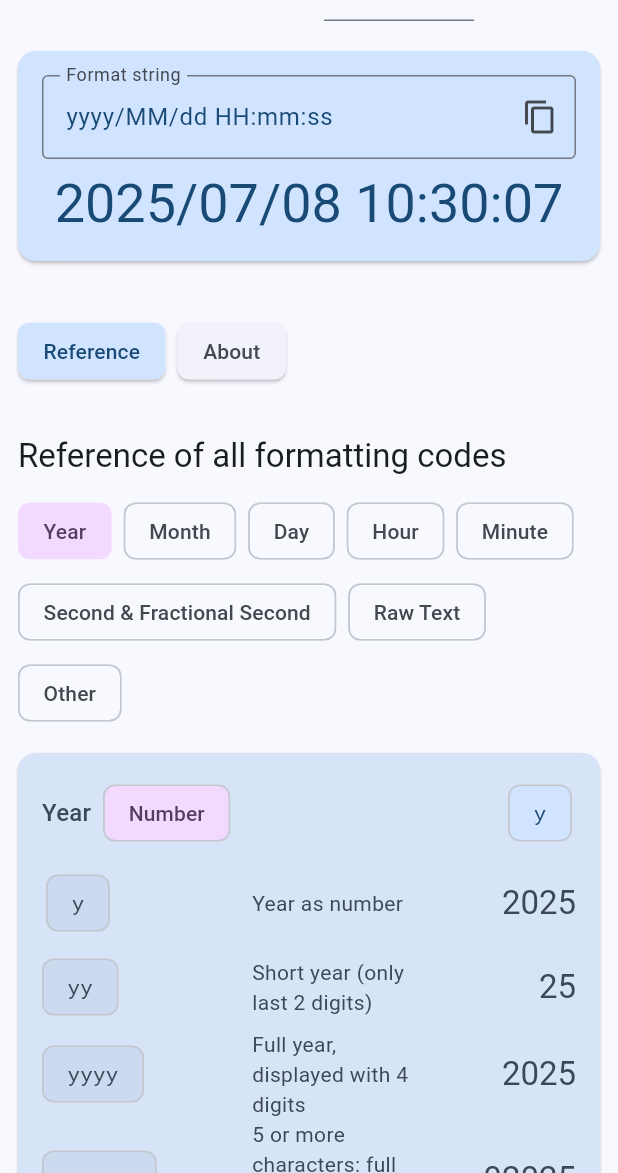
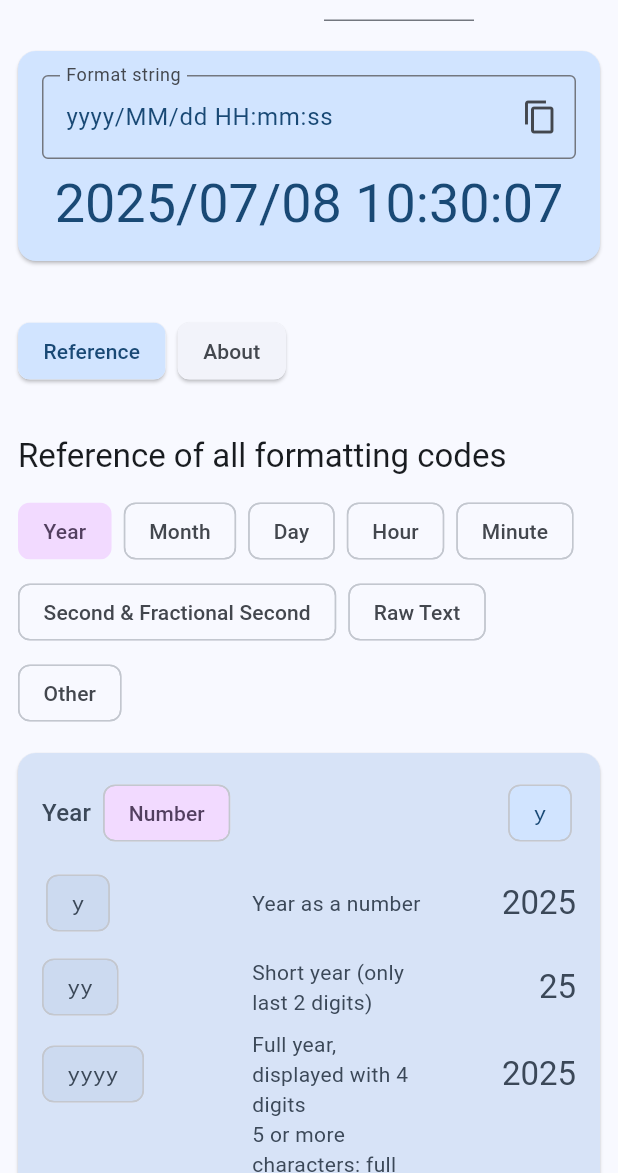
Before and after one commit to ffelixm/date-format-playground, a Flutter app: the screen it shows after launch, on a phone screen of 412 x 824 dp, the part 63-1236 px from its top. Run offline on Flutter 3.47's test engine with Material 3 defaults, Android fonts, the phone set to English and light mode, and no system bars; our stand-ins replace shared_preferences.

Commit message:
Improve reference descriptions

```diff
--- a/lib/data/reference_data.dart
+++ b/lib/data/reference_data.dart
@@ -28,10 +28,10 @@ List<ReferenceSectionCardData> getReferenceSectionCardData(ReferenceSectionSubse
     ReferenceSectionCardData(
       "Year", FormatType.number, "y",
       [
-        ReferenceSectionCardRowData("y", "Year as number"),
+        ReferenceSectionCardRowData("y", "Year as a number"),
         ReferenceSectionCardRowData("yy", "Short year (only last 2 digits)"),
         ReferenceSectionCardRowData("yyyy", "Full year, displayed with 4 digits"),
-        ReferenceSectionCardRowData("yyyyy", "5 or more characters: full year padded with leading zeros"),
+        ReferenceSectionCardRowData("yyyyy", "5 or more characters: full year as a number with at least n digits, padded with leading zeros"),
       ],
     ),
   ],
@@ -39,12 +39,12 @@ List<ReferenceSectionCardData> getReferenceSectionCardData(ReferenceSectionSubse
     ReferenceSectionCardData(
       "Month", FormatType.textAndNumber, "M",
       [
-        ReferenceSectionCardRowData("M", "Month in year as number"),
-        ReferenceSectionCardRowData("MM", "Month in year as 2-digit number with leading zero"),
+        ReferenceSectionCardRowData("M", "Month in year as a number"),
+        ReferenceSectionCardRowData("MM", "Month in year as a 2-digit number with leading zero"),
         ReferenceSectionCardRowData("MMM", "Short form of month name (3 letters)"),
         ReferenceSectionCardRowData("MMMM", "Long name of month"),
         ReferenceSectionCardRowData("MMMMM", "First letter of month name"),
-        ReferenceSectionCardRowData("MMMMMM", "6 or more characters: month in year as number padded with leading zeros"),
+        ReferenceSectionCardRowData("MMMMMM", "6 or more characters: month in year with at least n digits, padded with leading zeros"),
       ],
     ),
     ReferenceSectionCardData(
@@ -60,8 +60,8 @@ List<ReferenceSectionCardData> getReferenceSectionCardData(ReferenceSectionSubse
     ReferenceSectionCardData(
       "Day", FormatType.number, "d",
       [
-        ReferenceSectionCardRowData("d", "Day in month as number"),
-        ReferenceSectionCardRowData("dd", "2 or more characters: day in month as number with at least n digits, paddded with leading zeros if necessary"),
+        ReferenceSectionCardRowData("d", "Day in month as a number"),
+        ReferenceSectionCardRowData("dd", "2 or more characters: day in month as a number with at least n digits, padded with leading zeros if necessary"),
       ],
     ),
     ReferenceSectionCardData(
@@ -75,8 +75,8 @@ List<ReferenceSectionCardData> getReferenceSectionCardData(ReferenceSectionSubse
     ReferenceSectionCardData(
       "Weekday", FormatType.text, "E",
       [
-        ReferenceSectionCardRowData("E", "Short form of EEE; displays short weekday name (3 letters)"),
-        ReferenceSectionCardRowData("EEE", "Short and abbreviated weekday name"),
+        ReferenceSectionCardRowData("E", "Short form of EEE; displays short weekday name"),
+        ReferenceSectionCardRowData("EEE", "Short weekday name"),
         ReferenceSectionCardRowData("EEEE", "Long weekday name"),
         ReferenceSectionCardRowData("EEEEE", "First letter of weekday name"),
       ],
@@ -84,8 +84,8 @@ List<ReferenceSectionCardData> getReferenceSectionCardData(ReferenceSectionSubse
     ReferenceSectionCardData(
       "Day in year", FormatType.text, "D",
       [
-        ReferenceSectionCardRowData("D", "Day in year as number"),
-        ReferenceSectionCardRowData("DDDD", "2 or more characters: day in year as number with at least n digits, paddded with leading zeros if necessary"),
+        ReferenceSectionCardRowData("D", "Day in year as a number"),
+        ReferenceSectionCardRowData("DDDD", "2 or more characters: day in year as a number with at least n digits, padded with leading zeros if necessary"),
       ],
     ),
   ],
@@ -93,19 +93,19 @@ List<ReferenceSectionCardData> getReferenceSectionCardData(ReferenceSectionSubse
     ReferenceSectionCardData(
       "Hour in am/pm", FormatType.number, "h/K",
       [
-        ReferenceSectionCardRowData("h", "Hour in am/pm as number (1-12)"),
-        ReferenceSectionCardRowData("hh", "2 or more characters: hour in am/pm (1-12) as number with at least n digits, paddded with leading zeros if necessary"),
-        ReferenceSectionCardRowData("K", "Hour in am/pm as number (0-11)"),
-        ReferenceSectionCardRowData("KK", "2 or more characters: hour in am/pm (0-11) as number with at least n digits, paddded with leading zeros if necessary"),
+        ReferenceSectionCardRowData("h", "Hour in am/pm as a number (1-12)"),
+        ReferenceSectionCardRowData("hh", "2 or more characters: hour in am/pm (1-12) as a number with at least n digits, padded with leading zeros if necessary"),
+        ReferenceSectionCardRowData("K", "Hour in am/pm as a number (0-11)"),
+        ReferenceSectionCardRowData("KK", "2 or more characters: hour in am/pm (0-11) as a number with at least n digits, padded with leading zeros if necessary"),
       ],
     ),
     ReferenceSectionCardData(
       "Hour in day", FormatType.number, "H/k",
       [
-        ReferenceSectionCardRowData("H", "Hour in day as number (0-23)"),
-        ReferenceSectionCardRowData("HH", "2 or more characters: hour in day (0-23) as number with at least n digits, paddded with leading zeros if necessary"),
-        ReferenceSectionCardRowData("k", "Hour in day as number (1-24)"),
-        ReferenceSectionCardRowData("kk", "2 or more characters: hour in day (1-24) as number with at least n digits, paddded with leading zeros if necessary"),
+        ReferenceSectionCardRowData("H", "Hour in day as a number (0-23)"),
+        ReferenceSectionCardRowData("HH", "2 or more characters: hour in day (0-23) as a number with at least n digits, padded with leading zeros if necessary"),
+        ReferenceSectionCardRowData("k", "Hour in day as a number (1-24)"),
+        ReferenceSectionCardRowData("kk", "2 or more characters: hour in day (1-24) as a number with at least n digits, padded with leading zeros if necessary"),
       ],
     ),
   ],
@@ -113,8 +113,8 @@ List<ReferenceSectionCardData> getReferenceSectionCardData(ReferenceSectionSubse
     ReferenceSectionCardData(
       "Minute", FormatType.number, "m",
       [
-        ReferenceSectionCardRowData("m", "Minute in hour as number"),
-        ReferenceSectionCardRowData("mm", "2 or more characters: minute in hour as number with at least n digits, paddded with leading zeros if necessary"),
+        ReferenceSectionCardRowData("m", "Minute in hour as a number"),
+        ReferenceSectionCardRowData("mm", "2 or more characters: minute in hour as a number with at least n digits, padded with leading zeros if necessary"),
       ],
     ),
   ],
@@ -122,16 +122,16 @@ List<ReferenceSectionCardData> getReferenceSectionCardData(ReferenceSectionSubse
     ReferenceSectionCardData(
       "Second", FormatType.number, "s",
       [
-        ReferenceSectionCardRowData("s", "Second in minute as number"),
-        ReferenceSectionCardRowData("ss", "2 or more characters: second in minute as number with at least n digits, paddded with leading zeros if necessary"),
+        ReferenceSectionCardRowData("s", "Second in minute as a number"),
+        ReferenceSectionCardRowData("ss", "2 or more characters: second in minute as a number with at least n digits, padded with leading zeros if necessary"),
       ],
     ),
     ReferenceSectionCardData(
       "Fractional second", FormatType.number, "S",
       [
-        ReferenceSectionCardRowData("S", "Short form of SSS; displays fractional seconds as 3-digit number"),
-        ReferenceSectionCardRowData("SSS", "Fractional second as 3-digit number"),
-        ReferenceSectionCardRowData("SSSS", "4 or more characters: fractional second as 3-digit number with trailing zeros"),
+        ReferenceSectionCardRowData("S", "Short form of SSS; displays fractional seconds as a 3-digit number"),
+        ReferenceSectionCardRowData("SSS", "Fractional second as a 3-digit number"),
+        ReferenceSectionCardRowData("SSSS", "4 or more characters: fractional second as a 3-digit number with trailing zeros"),
       ],
     ),
   ],
@@ -152,11 +152,11 @@ List<ReferenceSectionCardData> getReferenceSectionCardData(ReferenceSectionSubse
     ReferenceSectionCardData(
       "Quarter", FormatType.textAndNumber, "Q",
       [
-        ReferenceSectionCardRowData("Q", "Quarter as number"),
-        ReferenceSectionCardRowData("QQ", "Quarter as 2-digit number with leading zero"),
+        ReferenceSectionCardRowData("Q", "Quarter as a number"),
+        ReferenceSectionCardRowData("QQ", "Quarter as a 2-digit number with leading zero"),
         ReferenceSectionCardRowData("QQQ", "Short form of quarter (Q1-Q4)"),
         ReferenceSectionCardRowData("QQQQ", "Full name of quarter"),
-        ReferenceSectionCardRowData("QQQQQ", "5 or more characters: quarter as number padded with leading zeros"),
+        ReferenceSectionCardRowData("QQQQQ", "5 or more characters: quarter as a number with at least n digits, padded with leading zeros"),
       ],
     ),
     ReferenceSectionCardData(
```
